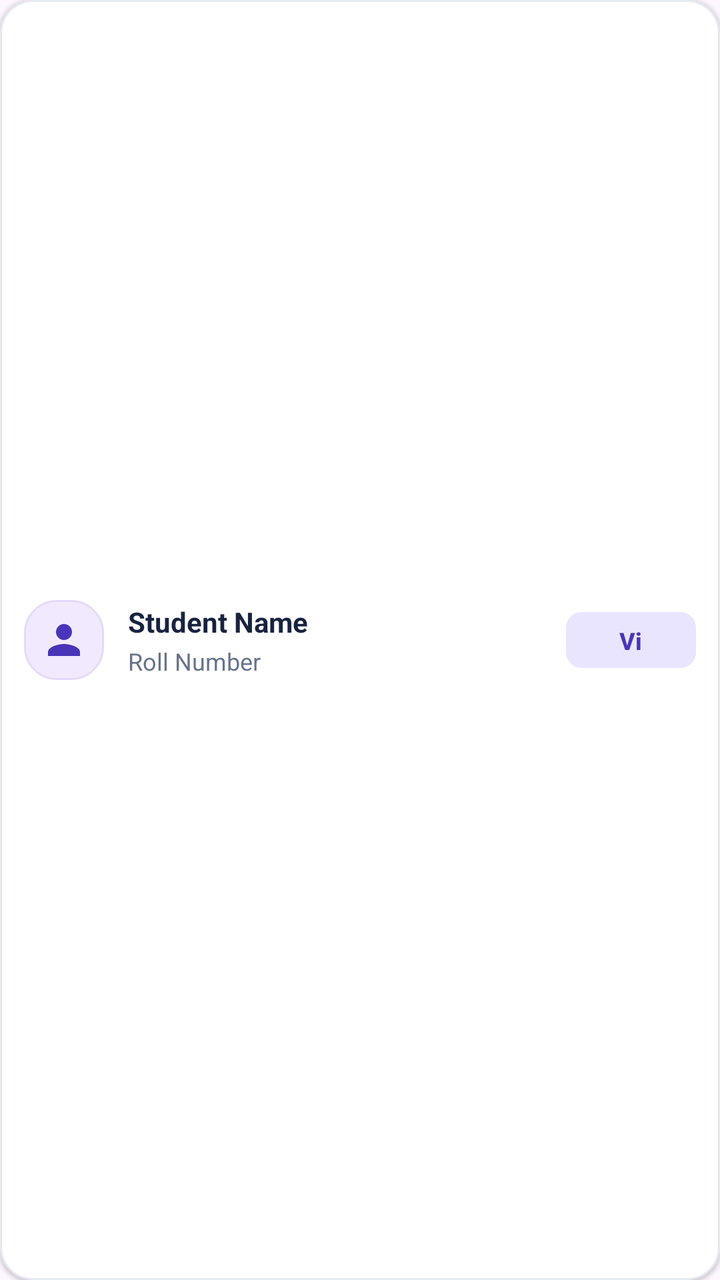
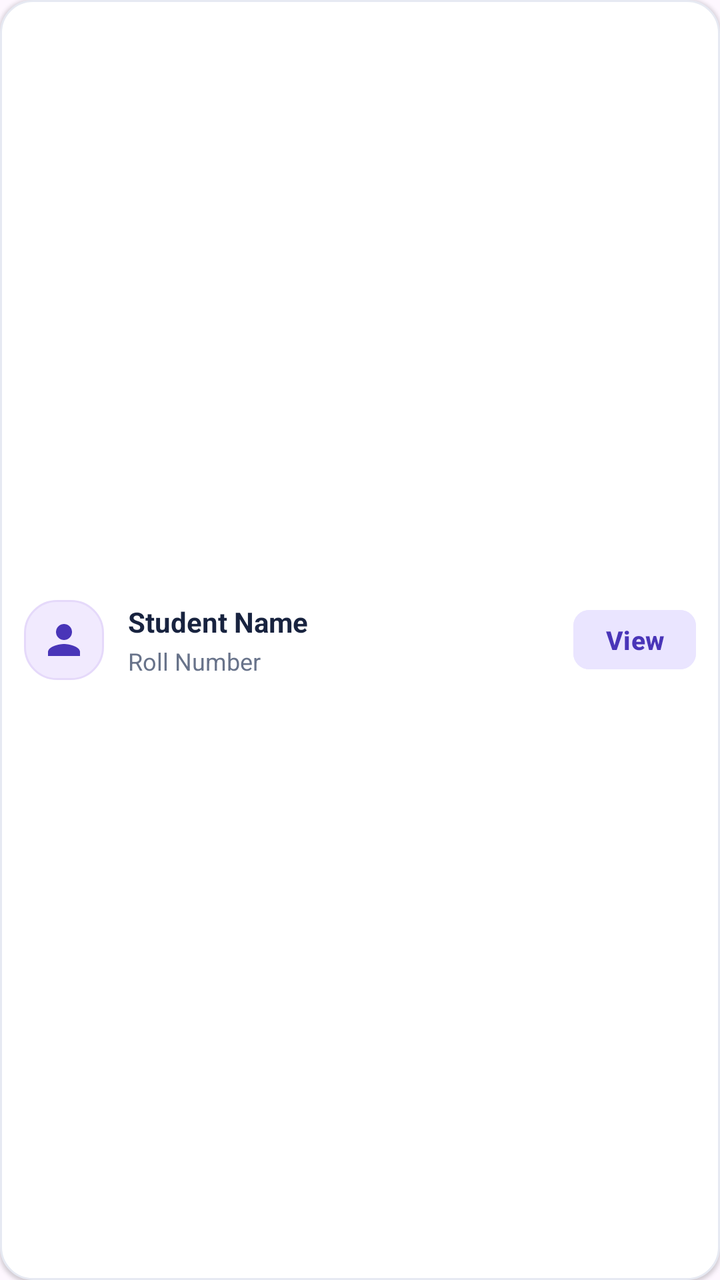

Before-and-after screenshots of an Android layout around one commit, followed by the original layout XML and the change that was made.
<!-- AndroidManifest.xml: application theme Theme.TrackPoint -->
<!-- res/layout/item_student.xml -->
<?xml version="1.0" encoding="utf-8"?>
<LinearLayout
    xmlns:android="http://schemas.android.com/apk/res/android"
    xmlns:app="http://schemas.android.com/apk/res-auto"
    android:layout_width="match_parent"
    android:layout_height="72dp"
    android:layout_marginBottom="8dp"
    android:orientation="horizontal"
    android:gravity="center_vertical"
    android:padding="12dp"
    android:background="@drawable/action_card"
    android:elevation="1dp">

    <ImageView
        android:layout_width="40dp"
        android:layout_height="40dp"
        android:padding="8dp"
        android:src="@drawable/profile_symbol"
        app:tint="#4935B8"
        android:background="@drawable/card_purple"
        android:contentDescription="Student Profile"/>

    <LinearLayout
        android:layout_width="0dp"
        android:layout_height="wrap_content"
        android:layout_weight="1"
        android:orientation="vertical"
        android:layout_marginStart="12dp">

        <TextView
            android:id="@+id/tvStudentName"
            android:layout_width="wrap_content"
            android:layout_height="wrap_content"
            android:text="Student Name"
            android:textColor="#18233F"
            android:textStyle="bold"
            android:textSize="14sp"/>

        <TextView
            android:id="@+id/tvRollNumber"
            android:layout_width="wrap_content"
            android:layout_height="wrap_content"
            android:layout_marginTop="2dp"
            android:text="Roll Number"
            android:textColor="#68738A"
            android:textSize="12sp"/>

    </LinearLayout>

    <Button
        android:id="@+id/btnViewStudent"
        android:layout_width="65dp"
        android:layout_height="36dp"
        android:text="View"
        android:textColor="#4935B8"
        android:textSize="12sp"
        android:textStyle="bold"
        android:textAllCaps="false"
        android:backgroundTint="#EAE5FF"
        android:minWidth="0dp"
        android:minHeight="0dp"
        app:cornerRadius="8dp"/>

</LinearLayout>
<!-- resources referenced by this layout -->
<resources>
  <!-- drawable action_card (drawable) -->
  <shape xmlns:android="http://schemas.android.com/apk/res/android">
      <solid android:color="#FFFFFF"/>
      <stroke android:width="1dp" android:color="#E6E9F2"/>
      <corners android:radius="16dp"/>
  </shape>
  <!-- drawable card_purple (drawable) -->
  <shape xmlns:android="http://schemas.android.com/apk/res/android">
      <solid android:color="#F1EAFE"/>
      <stroke android:width="1dp" android:color="#E5D9FA"/>
      <corners android:radius="16dp"/>
  </shape>
  <!-- drawable profile_symbol (drawable) -->
  <vector xmlns:android="http://schemas.android.com/apk/res/android"
      android:width="24dp"
      android:height="24dp"
      android:viewportWidth="24"
      android:viewportHeight="24"
      android:tint="#000000">
      <path
          android:fillColor="@android:color/white"
          android:pathData="M12,12c2.21,0 4,-1.79 4,-4s-1.79,-4 -4,-4 -4,1.79 -4,4 1.79,4 4,4zM12,14c-2.67,0 -8,1.34 -8,4v2h16v-2c0,-2.66 -5.33,-4 -8,-4z"/>
  </vector>
  <style name="Theme.TrackPoint" parent="Base.Theme.TrackPoint" />
  <style name="Base.Theme.TrackPoint" parent="Theme.Material3.DayNight.NoActionBar">
          
          
      </style>
</resources>

<!-- the commit's change to res/layout/item_student.xml (unified diff, before → after) -->
@@ -49,16 +49,24 @@
 
     <Button
         android:id="@+id/btnViewStudent"
-        android:layout_width="65dp"
-        android:layout_height="36dp"
+        android:layout_width="wrap_content"
+        android:layout_height="wrap_content"
+        android:paddingStart="16dp"
+        android:paddingEnd="16dp"
+        android:paddingTop="6dp"
+        android:paddingBottom="6dp"
         android:text="View"
         android:textColor="#4935B8"
-        android:textSize="12sp"
+        android:textSize="13sp"
         android:textStyle="bold"
         android:textAllCaps="false"
         android:backgroundTint="#EAE5FF"
         android:minWidth="0dp"
         android:minHeight="0dp"
+        android:insetTop="0dp"
+        android:insetBottom="0dp"
+        android:singleLine="true"
+        android:gravity="center"
         app:cornerRadius="8dp"/>
 
 </LinearLayout>
